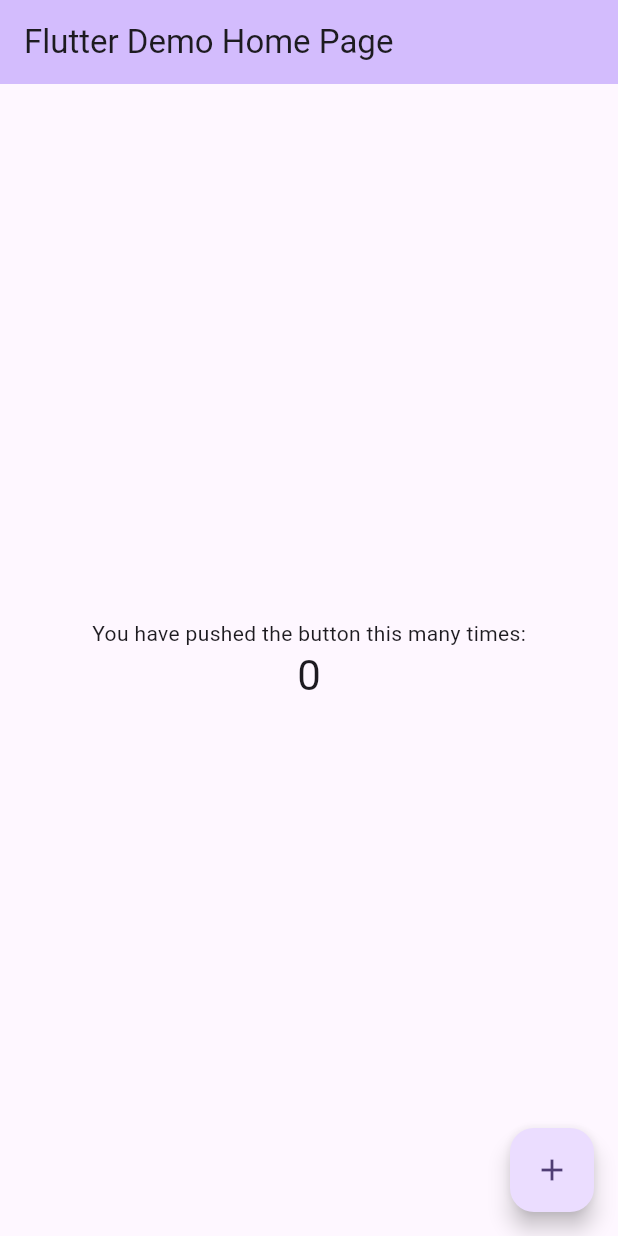
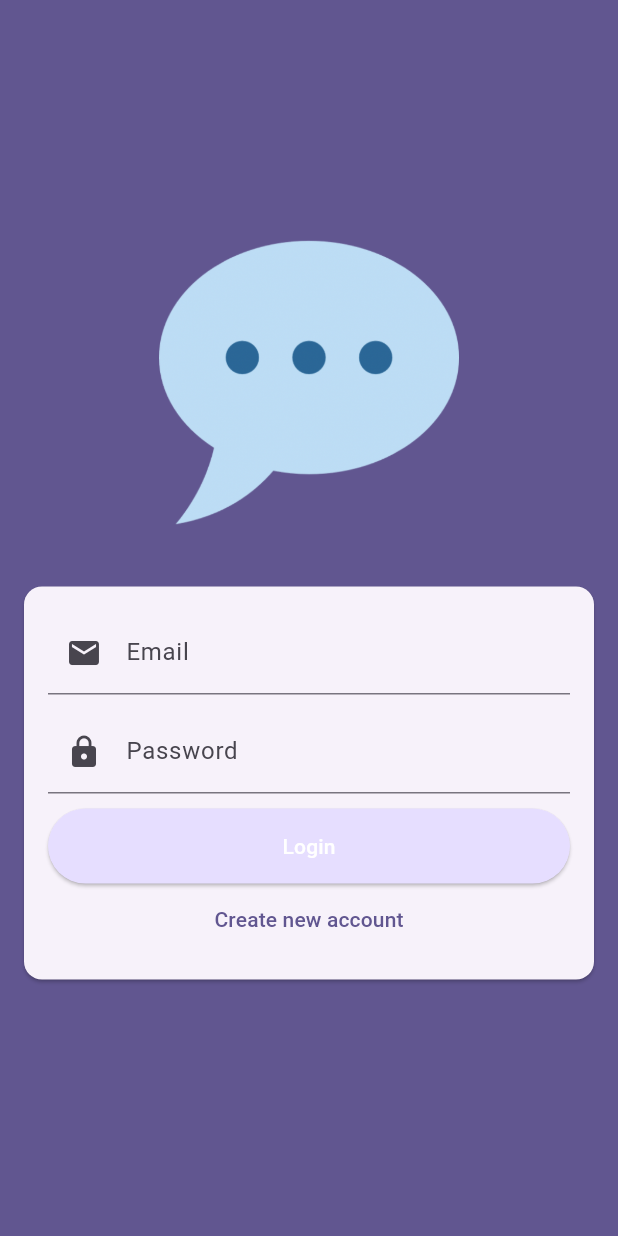
Before and after one commit to ahmedmohsen302/flutter_chat, a Flutter app: the screen it shows after launch, on a phone screen of 412 x 824 dp. Run offline on Flutter 3.47's test engine with Material 3 defaults, Android fonts, the phone set to English and light mode, and no system bars.

Commit message:
created auth view

```diff
--- a/lib/main.dart
+++ b/lib/main.dart
@@ -1,122 +1,24 @@
 import 'package:flutter/material.dart';
+import 'package:flutter_chat/views/auth_view.dart';
 
 void main() {
-  runApp(const MyApp());
+  runApp(const App());
 }
 
-class MyApp extends StatelessWidget {
-  const MyApp({super.key});
+class App extends StatelessWidget {
+  const App({super.key});
 
-  // This widget is the root of your application.
   @override
   Widget build(BuildContext context) {
     return MaterialApp(
-      title: 'Flutter Demo',
-      theme: ThemeData(
-        // This is the theme of your application.
-        //
-        // TRY THIS: Try running your application with "flutter run". You'll see
-        // the application has a purple toolbar. Then, without quitting the app,
-        // try changing the seedColor in the colorScheme below to Colors.green
-        // and then invoke "hot reload" (save your changes or press the "hot
-        // reload" button in a Flutter-supported IDE, or press "r" if you used
-        // the command line to start the app).
-        //
-        // Notice that the counter didn't reset back to zero; the application
-        // state is not lost during the reload. To reset the state, use hot
-        // restart instead.
-        //
-        // This works for code too, not just values: Most code changes can be
-        // tested with just a hot reload.
-        colorScheme: ColorScheme.fromSeed(seedColor: Colors.deepPurple),
+      debugShowCheckedModeBanner: false,
+      title: 'FlutterChat',
+      theme: ThemeData().copyWith(
+        colorScheme: ColorScheme.fromSeed(
+          seedColor: const Color.fromARGB(255, 63, 17, 177),
+        ),
       ),
-      home: const MyHomePage(title: 'Flutter Demo Home Page'),
+      home: AuthView(),
     );
   }
 }
-
-class MyHomePage extends StatefulWidget {
-  const MyHomePage({super.key, required this.title});
-
-  // This widget is the home page of your application. It is stateful, meaning
-  // that it has a State object (defined below) that contains fields that affect
-  // how it looks.
-
-  // This class is the configuration for the state. It holds the values (in this
-  // case the title) provided by the parent (in this case the App widget) and
-  // used by the build method of the State. Fields in a Widget subclass are
-  // always marked "final".
-
-  final String title;
-
-  @override
-  State<MyHomePage> createState() => _MyHomePageState();
-}
-
-class _MyHomePageState extends State<MyHomePage> {
-  int _counter = 0;
-
-  void _incrementCounter() {
-    setState(() {
-      // This call to setState tells the Flutter framework that something has
-      // changed in this State, which causes it to rerun the build method below
-      // so that the display can reflect the updated values. If we changed
-      // _counter without calling setState(), then the build method would not be
-      // called again, and so nothing would appear to happen.
-      _counter++;
-    });
-  }
-
-  @override
-  Widget build(BuildContext context) {
-    // This method is rerun every time setState is called, for instance as done
-    // by the _incrementCounter method above.
-    //
-    // The Flutter framework has been optimized to make rerunning build methods
-    // fast, so that you can just rebuild anything that needs updating rather
-    // than having to individually change instances of widgets.
-    return Scaffold(
-      appBar: AppBar(
-        // TRY THIS: Try changing the color here to a specific color (to
-        // Colors.amber, perhaps?) and trigger a hot reload to see the AppBar
-        // change color while the other colors stay the same.
-        backgroundColor: Theme.of(context).colorScheme.inversePrimary,
-        // Here we take the value from the MyHomePage object that was created by
-        // the App.build method, and use it to set our appbar title.
-        title: Text(widget.title),
-      ),
-      body: Center(
-        // Center is a layout widget. It takes a single child and positions it
-        // in the middle of the parent.
-        child: Column(
-          // Column is also a layout widget. It takes a list of children and
-          // arranges them vertically. By default, it sizes itself to fit its
-          // children horizontally, and tries to be as tall as its parent.
-          //
-          // Column has various properties to control how it sizes itself and
-          // how it positions its children. Here we use mainAxisAlignment to
-          // center the children vertically; the main axis here is the vertical
-          // axis because Columns are vertical (the cross axis would be
-          // horizontal).
-          //
-          // TRY THIS: Invoke "debug painting" (choose the "Toggle Debug Paint"
-          // action in the IDE, or press "p" in the console), to see the
-          // wireframe for each widget.
-          mainAxisAlignment: MainAxisAlignment.center,
-          children: <Widget>[
-            const Text('You have pushed the button this many times:'),
-            Text(
-              '$_counter',
-              style: Theme.of(context).textTheme.headlineMedium,
-            ),
-          ],
-        ),
-      ),
-      floatingActionButton: FloatingActionButton(
-        onPressed: _incrementCounter,
-        tooltip: 'Increment',
-        child: const Icon(Icons.add),
-      ), // This trailing comma makes auto-formatting nicer for build methods.
-    );
-  }
-}
--- /dev/null
+++ b/lib/views/auth_view.dart
@@ -0,0 +1,130 @@
+import 'package:flutter/material.dart';
+
+class AuthView extends StatefulWidget {
+  const AuthView({super.key});
+
+  @override
+  State<AuthView> createState() => _AuthViewState();
+}
+
+class _AuthViewState extends State<AuthView> {
+  final _formKey = GlobalKey<FormState>();
+  var _isLogin = true;
+  var _email = '';
+  var _password = '';
+  void _submitForm() {
+    if (!_formKey.currentState!.validate()) {
+      _formKey.currentState!.save();
+    }
+  }
+
+  @override
+  Widget build(BuildContext context) {
+    return Scaffold(
+      backgroundColor: Theme.of(context).colorScheme.primary,
+      body: Center(
+        child: SingleChildScrollView(
+          child: Column(
+            mainAxisAlignment: MainAxisAlignment.center,
+            children: [
+              Container(
+                width: 200,
+                height: 200,
+                decoration: BoxDecoration(
+                  color: Colors.transparent,
+                  image: const DecorationImage(
+                    image: AssetImage('assets/images/chat.png'),
+                    fit: BoxFit.fill,
+                  ),
+                ),
+              ),
+              const SizedBox(height: 20),
+              Card(
+                margin: const EdgeInsets.all(16.0),
+                child: SingleChildScrollView(
+                  child: Padding(
+                    padding: EdgeInsets.all(16.0),
+                    child: Form(
+                      key: _formKey,
+                      child: Column(
+                        mainAxisSize: MainAxisSize.min,
+                        children: [
+                          TextFormField(
+                            decoration: const InputDecoration(
+                              labelText: 'Email',
+                              prefixIcon: Icon(Icons.email),
+                            ),
+                            keyboardType: TextInputType.emailAddress,
+                            autocorrect: false,
+                            textCapitalization: TextCapitalization.none,
+                            validator: (value) {
+                              if (value == null ||
+                                  value.isEmpty ||
+                                  !value.contains('@')) {
+                                return 'Please enter a valid email address.';
+                              }
+                              return null;
+                            },
+                            onSaved: (value) {
+                              _email = value ?? '';
+                            },
+                          ),
+                          const SizedBox(height: 10),
+                          TextFormField(
+                            decoration: const InputDecoration(
+                              labelText: 'Password',
+                              prefixIcon: Icon(Icons.lock),
+                            ),
+                            obscureText: true,
+                            validator: (value) {
+                              if (value == null ||
+                                  value.isEmpty ||
+                                  value.length < 6) {
+                                return 'Password must be at least 6 characters long.';
+                              }
+                              return null;
+                            },
+                            onSaved: (value) {
+                              _password = value ?? '';
+                            },
+                          ),
+                          const SizedBox(height: 10),
+                          ElevatedButton(
+                            style: ElevatedButton.styleFrom(
+                              minimumSize: const Size.fromHeight(50),
+                              shape: RoundedRectangleBorder(
+                                borderRadius: BorderRadius.circular(30),
+                              ),
+                              backgroundColor: Theme.of(
+                                context,
+                              ).colorScheme.primaryContainer,
+                              foregroundColor: Colors.white,
+                            ),
+                            onPressed: _submitForm,
+                            child: Text(_isLogin ? 'Login' : 'Sign Up'),
+                          ),
+                          TextButton(
+                            onPressed: () {
+                              setState(() {
+                                _isLogin = !_isLogin;
+                              });
+                            },
+                            child: Text(
+                              _isLogin
+                                  ? 'Create new account'
+                                  : 'I already have an account',
+                            ),
+                          ),
+                        ],
+                      ),
+                    ),
+                  ),
+                ),
+              ),
+            ],
+          ),
+        ),
+      ),
+    );
+  }
+}
--- a/pubspec.yaml
+++ b/pubspec.yaml
@@ -58,8 +58,8 @@ flutter:
   uses-material-design: true
 
   # To add assets to your application, add an assets section, like this:
-  # assets:
-  #   - images/a_dot_burr.jpeg
+  assets:
+    - assets/images/
   #   - images/a_dot_ham.jpeg
 
   # An image asset can refer to one or more resolution-specific "variants", see
```
Also changed, not shown: assets/images/chat.png (added).
